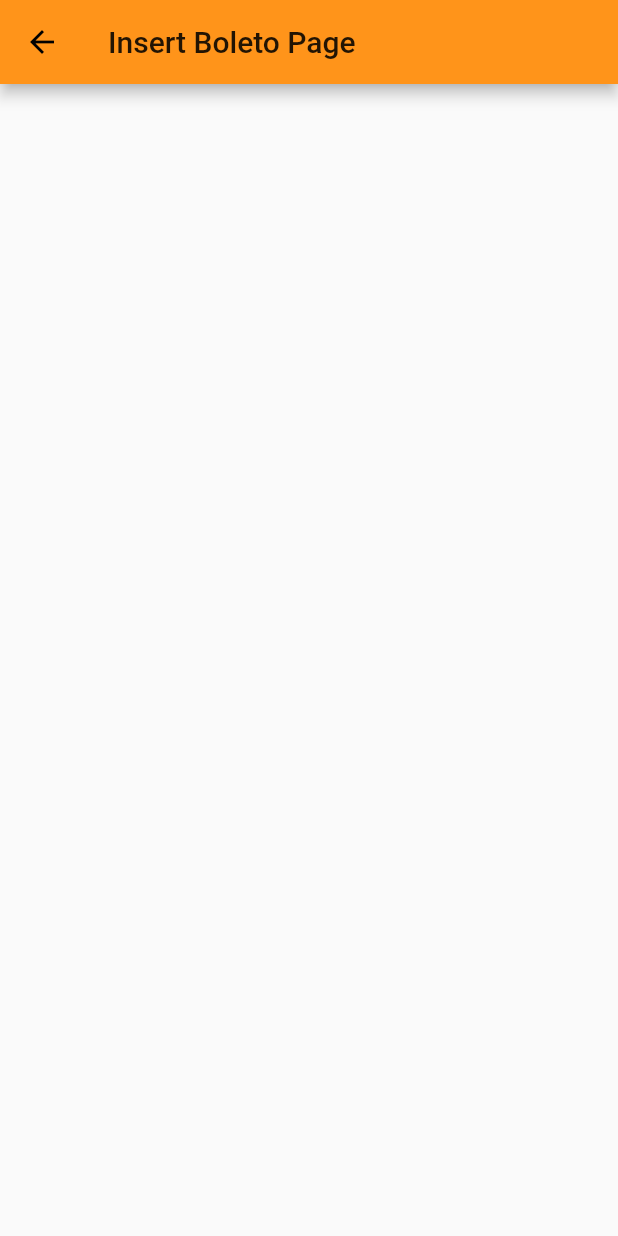
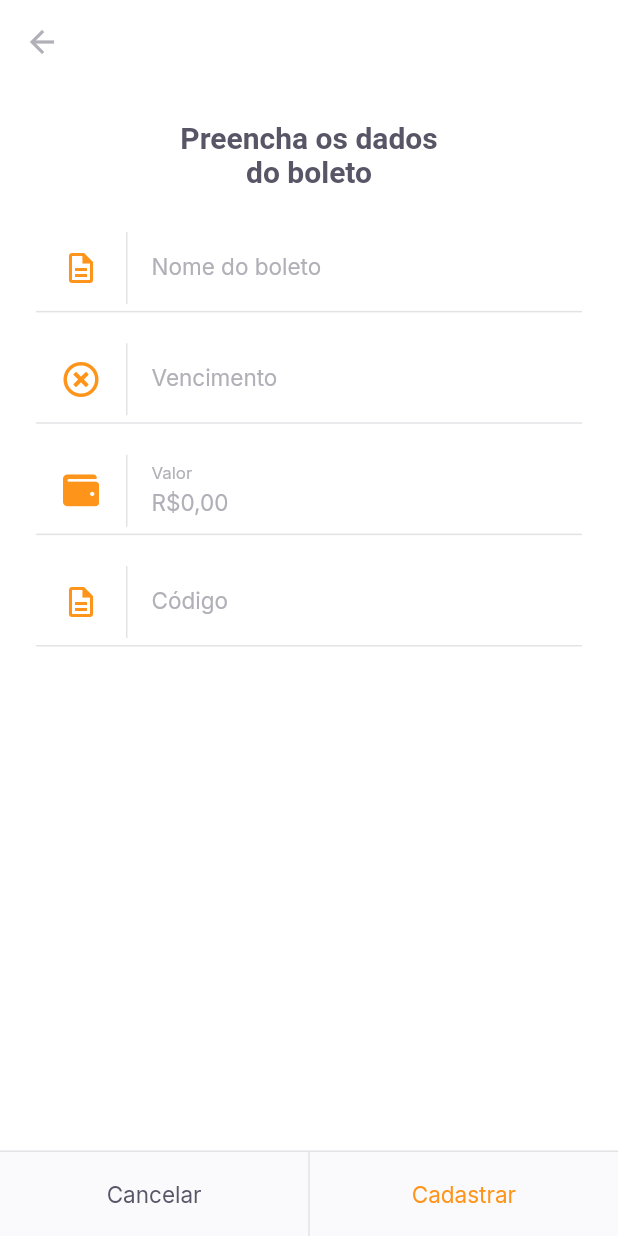
Before and after one commit to lomartins/payflow-app, a Flutter app: the InsertBoletoPage screen opened by its route, on a phone screen of 412 x 824 dp. Run offline on Flutter 3.47's test engine with Material 2 defaults, Android fonts, the phone set to English and light mode, and no system bars; our stand-ins replace camera, firebase_core, flutter_masked_text2, font_awesome_flutter, google_fonts, google_sign_in and 3 more; missing offline and left inert: dart:ffi, google_ml_kit; accounts and stored records are empty.

Commit message:
Add insert boleto page

```diff
--- /dev/null
+++ b/lib/modules/insert_boleto/insert_boleto_controller.dart
@@ -0,0 +1,48 @@
+import 'dart:ffi';
+
+import 'package:flutter/cupertino.dart';
+import 'package:payflow/shared/models/boleto_model.dart';
+import 'package:payflow/shared/themes/appcolors.dart';
+import 'package:shared_preferences/shared_preferences.dart';
+
+class InsertBoletoController {
+  final formKey = GlobalKey<FormState>();
+  BoletoModel model = BoletoModel();
+
+  String? validateName(String? value) =>
+      value?.isEmpty ?? true ? "O nome não pode ser vazio" : null;
+
+  String? validateVencimento(String? value) =>
+      value?.isEmpty ?? true ? "A data de vencimento não pode ser vazio" : null;
+
+  String? validateValor(double value) =>
+      value == 0 ? "Insira um valor maior que R\$ 0,00" : null;
+
+  String? validateCodigo(String? value) =>
+      value?.isEmpty ?? true ? "O código do boleto não pode ser vazio" : null;
+
+  void onChange(
+      {String? name, String? dueDate, double? value, String? barcode}) {
+    model = model.copyWith(
+      name: name,
+      dueDate: dueDate,
+      value: value,
+      barcode: barcode,
+    );
+  }
+
+  Future<void> saveBoleto() async {
+    final instance = await SharedPreferences.getInstance();
+    final boletos = instance.getStringList("boletos") ?? <String>[];
+    boletos.add(model.toJson());
+    await instance.setStringList("boletos", boletos);
+    return;
+  }
+
+  Future<void> registerBoleto() async {
+    final form = formKey.currentState;
+    if (form!.validate()) {
+      return saveBoleto();
+    }
+  }
+}
--- a/lib/modules/insert_boleto/insert_boleto_page.dart
+++ b/lib/modules/insert_boleto/insert_boleto_page.dart
@@ -1,13 +1,126 @@
 import 'package:flutter/material.dart';
+import 'package:flutter_masked_text2/flutter_masked_text2.dart';
+import 'package:font_awesome_flutter/font_awesome_flutter.dart';
+import 'package:payflow/modules/insert_boleto/insert_boleto_controller.dart';
+import 'package:payflow/shared/themes/app_text_styles.dart';
+import 'package:payflow/shared/themes/appcolors.dart';
+import 'package:payflow/shared/widgets/input_text/input_text_widget.dart';
+import 'package:payflow/shared/widgets/set_label_buttons/set_label_buttons.dart';
 
-class InsertBoletoPage extends StatelessWidget {
-  const InsertBoletoPage({Key? key}) : super(key: key);
+class InsertBoletoPage extends StatefulWidget {
+  final String? barcode;
+
+  const InsertBoletoPage({Key? key, this.barcode}) : super(key: key);
+
+  @override
+  _InsertBoletoPageState createState() => _InsertBoletoPageState();
+}
+
+class _InsertBoletoPageState extends State<InsertBoletoPage> {
+  final controller = InsertBoletoController();
+
+  final moneyInputTextController =
+      MoneyMaskedTextController(leftSymbol: "R\$", decimalSeparator: ",");
+
+  final dueDateInputTextController = MaskedTextController(mask: "00/00/0000");
+  final barcodeInputTextController = TextEditingController();
+
+  @override
+  void initState() {
+    if (widget.barcode != null) {
+      barcodeInputTextController.text = widget.barcode!;
+    }
+    super.initState();
+  }
 
   @override
   Widget build(BuildContext context) {
     return Scaffold(
+      backgroundColor: AppColors.background,
       appBar: AppBar(
-        title: Text("Insert Boleto Page"),
+        backgroundColor: AppColors.background,
+        elevation: 0,
+        leading: BackButton(
+          color: AppColors.input,
+        ),
+      ),
+      body: SingleChildScrollView(
+        child: Padding(
+          padding: const EdgeInsets.symmetric(horizontal: 24.0),
+          child: Column(
+            crossAxisAlignment: CrossAxisAlignment.center,
+            children: [
+              Padding(
+                padding:
+                    const EdgeInsets.symmetric(horizontal: 93, vertical: 24),
+                child: Text(
+                  "Preencha os dados do boleto",
+                  style: AppTextStyles.titleBoldHeading,
+                  textAlign: TextAlign.center,
+                ),
+              ),
+              Form(
+                key: controller.formKey,
+                child: Column(
+                  children: [
+                    InputTextWidget(
+                      label: "Nome do boleto",
+                      icon: Icons.description_outlined,
+                      validator: controller.validateName,
+                      onChanged: (String value) {
+                        controller.onChange(name: value);
+                      },
+                    ),
+                    InputTextWidget(
+                      label: "Vencimento",
+                      icon: FontAwesomeIcons.timesCircle,
+                      controller: dueDateInputTextController,
+                      validator: controller.validateVencimento,
+                      keyboardType: TextInputType.number,
+                      onChanged: (String value) {
+                        controller.onChange(dueDate: value);
+                      },
+                    ),
+                    InputTextWidget(
+                      label: "Valor",
+                      icon: FontAwesomeIcons.wallet,
+                      controller: moneyInputTextController,
+                      validator: (_) => controller
+                          .validateValor(moneyInputTextController.numberValue),
+                      keyboardType: TextInputType.number,
+                      onChanged: (String value) {
+                        controller.onChange(
+                            value: moneyInputTextController.numberValue);
+                      },
+                    ),
+                    InputTextWidget(
+                      label: "Código",
+                      icon: Icons.description_outlined,
+                      controller: barcodeInputTextController,
+                      validator: controller.validateCodigo,
+                      keyboardType: TextInputType.number,
+                      onChanged: (String value) {
+                        controller.onChange(barcode: value);
+                      },
+                    ),
+                  ],
+                ),
+              )
+            ],
+          ),
+        ),
+      ),
+      bottomNavigationBar: SetLabelButtons(
+        primaryLabel: "Cancelar",
+        primaryOnPressed: () {
+          Navigator.pop(context);
+        },
+        secondaryLabel: "Cadastrar",
+        secondaryOnPressed: () async {
+          await controller.registerBoleto();
+          Navigator.pop(context);
+        },
+        enableSecondaryColor: true,
       ),
     );
   }
--- /dev/null
+++ b/lib/shared/models/boleto_model.dart
@@ -0,0 +1,79 @@
+import 'dart:convert';
+
+class BoletoModel {
+  final String? name;
+  final String? dueDate;
+  final double? value;
+  final String? barcode;
+
+  BoletoModel({
+    this.name,
+    this.dueDate,
+    this.value,
+    this.barcode,
+  });
+
+  BoletoModel copyWith({
+    String? name,
+    String? dueDate,
+    double? value,
+    String? barcode,
+  }) {
+    if ((name == null || identical(name, this.name)) &&
+        (dueDate == null || identical(dueDate, this.dueDate)) &&
+        (value == null || identical(value, this.value)) &&
+        (barcode == null || identical(barcode, this.barcode))) {
+      return this;
+    }
+
+    return new BoletoModel(
+      name: name ?? this.name,
+      dueDate: dueDate ?? this.dueDate,
+      value: value ?? this.value,
+      barcode: barcode ?? this.barcode,
+    );
+  }
+
+  @override
+  String toString() {
+    return 'BoletoModel{name: $name, dueDate: $dueDate, value: $value, barcode: $barcode}';
+  }
+
+  factory BoletoModel.fromJson(String json) =>
+      BoletoModel.fromMap(jsonDecode(json));
+
+  String toJson() => jsonEncode(toMap());
+
+  @override
+  bool operator ==(Object other) =>
+      identical(this, other) ||
+      (other is BoletoModel &&
+          runtimeType == other.runtimeType &&
+          name == other.name &&
+          dueDate == other.dueDate &&
+          value == other.value &&
+          barcode == other.barcode);
+
+  @override
+  int get hashCode =>
+      name.hashCode ^ dueDate.hashCode ^ value.hashCode ^ barcode.hashCode;
+
+  factory BoletoModel.fromMap(Map<String, dynamic> map) {
+    return new BoletoModel(
+      name: map['name'] as String?,
+      dueDate: map['dueDate'] as String?,
+      value: map['value'] as double,
+      barcode: map['barcode'] as String?,
+    );
+  }
+
+  Map<String, dynamic> toMap() {
+    // ignore: unnecessary_cast
+    return {
+      'name': this.name,
+      'dueDate': this.dueDate,
+      'value': this.value,
+      'barcode': this.barcode,
+    } as Map<String, dynamic>;
+  }
+}
--- a/lib/shared/models/user_model.dart
+++ b/lib/shared/models/user_model.dart
@@ -13,10 +13,10 @@ class UserModel {
   factory UserModel.fromJson(String json) =>
       UserModel.fromMap(jsonDecode(json));
 
+  String toJson() => jsonEncode(toMap());
+
   toMap() => {
         "name": name,
         "photoURL": photoUrl,
       };
-
-  String toJson() => jsonEncode(toMap());
 }
--- a/lib/shared/themes/app_text_styles.dart
+++ b/lib/shared/themes/app_text_styles.dart
@@ -78,6 +78,11 @@ class AppTextStyles {
     fontWeight: FontWeight.w700,
     color: AppColors.background,
   );
+  static final input = GoogleFonts.inter(
+    fontSize: 15,
+    fontWeight: FontWeight.w400,
+    color: AppColors.input,
+  );
   static final captionBackground = GoogleFonts.inter(
     fontSize: 13,
     fontWeight: FontWeight.w400,
--- a/lib/shared/themes/appcolors.dart
+++ b/lib/shared/themes/appcolors.dart
@@ -6,6 +6,7 @@ class AppColors {
   static final delete = Color(0xFFE83F5B);
   static final heading = Color(0xFF585666);
   static final body = Color(0xFF706E7A);
+  static final input = Color(0xFFB1B0B8);
   static final stroke = Color(0xFFE3E3E6);
   static final shape = Color(0xFFFAFAFC);
   static final background = Color(0xFFFFFFFF);
--- /dev/null
+++ b/lib/shared/widgets/input_text/input_text_widget.dart
@@ -0,0 +1,70 @@
+import 'package:flutter/cupertino.dart';
+import 'package:flutter/material.dart';
+import 'package:payflow/shared/themes/app_text_styles.dart';
+import 'package:payflow/shared/themes/appcolors.dart';
+
+class InputTextWidget extends StatelessWidget {
+  final String label;
+  final IconData icon;
+  final String? initialValue;
+  final String? Function(String?)? validator;
+  final TextEditingController? controller;
+  final TextInputType keyboardType;
+  const InputTextWidget({
+    Key? key,
+    required this.label,
+    required this.icon,
+    required this.onChanged,
+    this.initialValue,
+    this.validator,
+    this.controller,
+    this.keyboardType = TextInputType.text,
+  }) : super(key: key);
+
+  final void Function(String value) onChanged;
+
+  @override
+  Widget build(BuildContext context) {
+    return Padding(
+      padding: const EdgeInsets.only(bottom: 16.0),
+      child: Column(
+        children: [
+          TextFormField(
+            initialValue: initialValue,
+            controller: controller,
+            validator: validator,
+            onChanged: onChanged,
+            keyboardType: keyboardType,
+            style: AppTextStyles.input,
+            decoration: InputDecoration(
+                labelText: label,
+                labelStyle: AppTextStyles.input,
+                icon: Row(
+                  mainAxisSize: MainAxisSize.min,
+                  children: [
+                    Padding(
+                      padding: const EdgeInsets.symmetric(horizontal: 18),
+                      child: Icon(
+                        icon,
+                        color: AppColors.primary,
+                      ),
+                    ),
+                    Container(
+                      width: 1,
+                      height: 48,
+                      color: AppColors.stroke,
+                    )
+                  ],
+                ),
+                border: InputBorder.none),
+          ),
+          Divider(
+            height: 1,
+            thickness: 1,
+            color: AppColors.stroke,
+          ),
+        ],
+      ),
+    );
+  }
+}
--- a/lib/shared/widgets/set_label_buttons/set_label_buttons.dart
+++ b/lib/shared/widgets/set_label_buttons/set_label_buttons.dart
@@ -10,6 +10,7 @@ class SetLabelButtons extends StatelessWidget {
   final String secondaryLabel;
   final VoidCallback secondaryOnPressed;
   final bool enablePrimaryColor;
+  final bool enableSecondaryColor;
 
   const SetLabelButtons({
     Key? key,
@@ -18,12 +19,23 @@ class SetLabelButtons extends StatelessWidget {
     required this.secondaryLabel,
     required this.secondaryOnPressed,
     this.enablePrimaryColor = false,
+    this.enableSecondaryColor = false,
   }) : super(key: key);
 
   @override
   Widget build(BuildContext context) {
     return Container(
       color: AppColors.shape,
+      height: 57,
+      child: Column(
+        mainAxisSize: MainAxisSize.min,
+        children: [
+          Divider(
+            thickness: 1,
+            height: 1,
+            color: AppColors.stroke,
+          ),
+          Container(
             height: 56,
             child: Row(
               children: [
@@ -39,6 +51,10 @@ class SetLabelButtons extends StatelessWidget {
                   child: LabelButton(
                     label: secondaryLabel,
                     onPressed: secondaryOnPressed,
+                    style: enableSecondaryColor ? AppTextStyles.buttonPrimary : null,
+                  ),
+                ),
+              ],
             ),
           ),
         ],
--- a/pubspec.yaml
+++ b/pubspec.yaml
@@ -37,6 +37,8 @@ dependencies:
   camera: ^0.8.1+3
   image_picker: ^0.8.1+1
   image_picker_for_web: ^2.0.0
+  font_awesome_flutter: ^9.1.0
+  flutter_masked_text2: ^0.9.1
 
 
 dev_dependencies:
```
Lines whose indentation alone changed are shown as unchanged.
